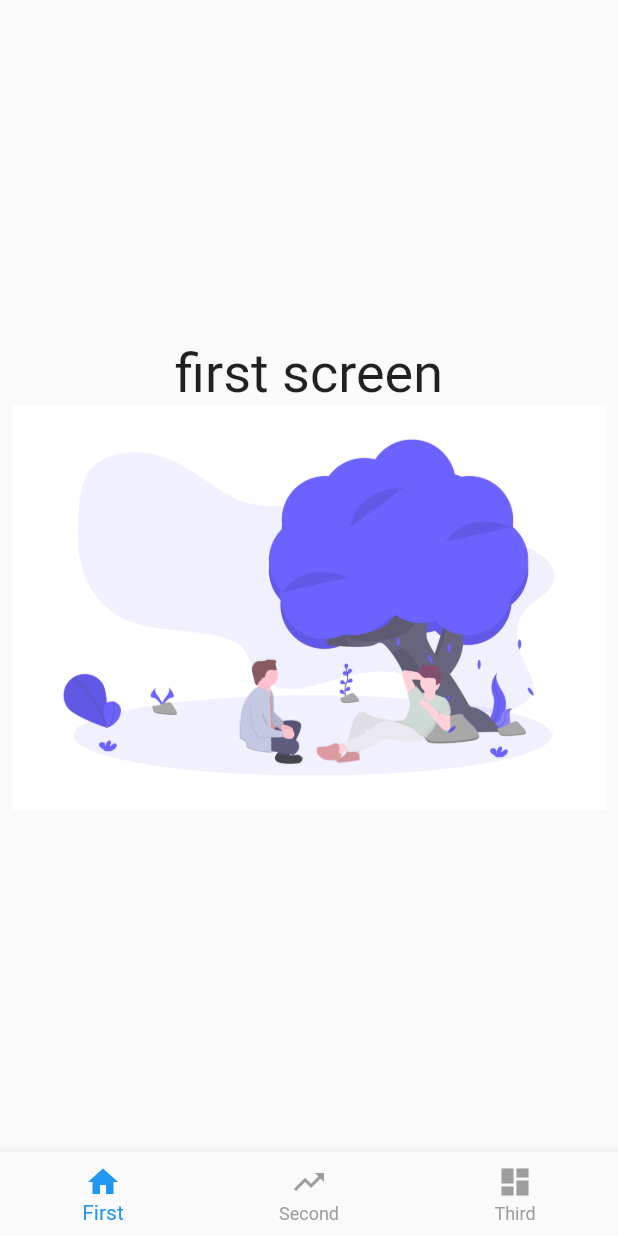
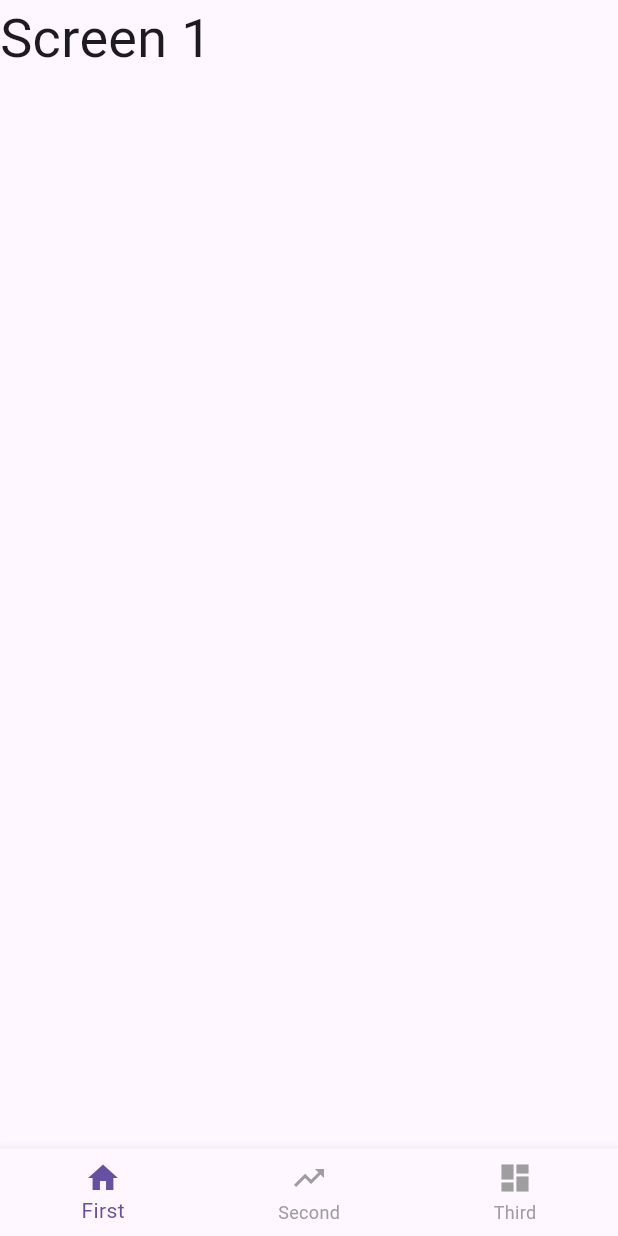
Before and after one commit to prathikmurthy/Booth-Buddy, a Flutter app: the screen it shows after launch, on a phone screen of 412 x 824 dp. Run offline on Flutter 3.47's test engine with Material 2 defaults, Android fonts, the phone set to English and light mode, and no system bars.

Commit message:
Sample screen 3 (form) abstracting screen 1 and 2
Co-authored-by: ledanka <ledanka@users.noreply.github.com>

```diff
--- a/Flutter App/booth_buddy/lib/main.dart
+++ b/Flutter App/booth_buddy/lib/main.dart
@@ -10,6 +10,7 @@ class MyApp extends StatelessWidget {
       title: 'Booth Buddy',
       theme: ThemeData(
         primarySwatch: Colors.blue,
+        useMaterial3: true,
       ),
       home: HomeScreen(),
     );
--- a/Flutter App/booth_buddy/lib/screens/child_widget.dart
+++ b/Flutter App/booth_buddy/lib/screens/child_widget.dart
@@ -1,4 +1,8 @@
 import 'package:flutter/material.dart';
+import 'package:booth_buddy/screens/page1.dart';
+import 'package:booth_buddy/screens/page2.dart';
+import 'package:booth_buddy/screens/page3.dart';
+import 'package:booth_buddy/Screens/form.dart';
 
 class ChildWidget extends StatelessWidget {
   final AvailableNumber number;
@@ -12,25 +16,51 @@ class ChildWidget extends StatelessWidget {
       file = "first";
     } else if (number == AvailableNumber.Second) {
       file = "second";
-    } else {
+    } else if (number == AvailableNumber.Third) {
       file = "third";
     }
+    if (number == AvailableNumber.First) {
+      return Container(
+        height: 500,
+        width: 300,
+        child: Page1(),
+      );
+    } else if (number == AvailableNumber.Second) {
+      return Container(
+        height: 500,
+        width: 300,
+        child: Page2(),
+      );
+    } else {
+      return Container(
+        height: 500,
+        width: 300,
+        child: form(),
+      );
+    }
 
-    return SafeArea(
-      child: Padding(
-        padding: const EdgeInsets.all(8.0),
-        child: Column(
-          mainAxisAlignment: MainAxisAlignment.center,
-          children: <Widget>[
-            Text(
-              "$file screen",
-              style: TextStyle(fontSize: 36.0),
-            ),
-            Flexible(child: Image.asset("assets/undraw/$file.png"))
-          ],
-        ),
-      ),
-    );
+    // return SafeArea(
+    //   child: Padding(
+    //     padding: const EdgeInsets.all(8.0),
+    //     child: Column(
+    //       mainAxisAlignment: MainAxisAlignment.center,
+    //       children: <Widget>[
+    //         Text(
+    //           "$file screen",
+    //           style: TextStyle(fontSize: 36.0),
+    //         ),
+    //         Flexible(child: Image.asset("assets/undraw/$file.png")),
+    //         if (number == AvailableNumber.First)
+    //           //include page1.dart
+    //           Page1()
+    //         else if (number == AvailableNumber.Second)
+    //           Page2()
+    //         else if (number == AvailableNumber.Third)
+    //           form()
+    //       ],
+    //     ),
+    //   ),
+    // );
   }
 }
 
--- a/Flutter App/booth_buddy/lib/screens/page1.dart
+++ b/Flutter App/booth_buddy/lib/screens/page1.dart
@@ -0,0 +1,10 @@
+//sample text field
+import 'package:flutter/material.dart';
+
+//create a class called Page1 that extends the StatelessWidget and contains the text "Hello World"
+class Page1 extends StatelessWidget {
+  @override
+  Widget build(BuildContext context) {
+    return Text("Screen 1", style: TextStyle(fontSize: 36.0));
+  }
+}
```
Also changed, not shown: Flutter App/booth_buddy/lib/screens/form.dart (added, +42 -0 lines), Flutter App/booth_buddy/lib/screens/page2.dart (added, +13 -0 lines), Flutter App/booth_buddy/lib/screens/page3.dart (+10 -0 lines), 1 other file.
